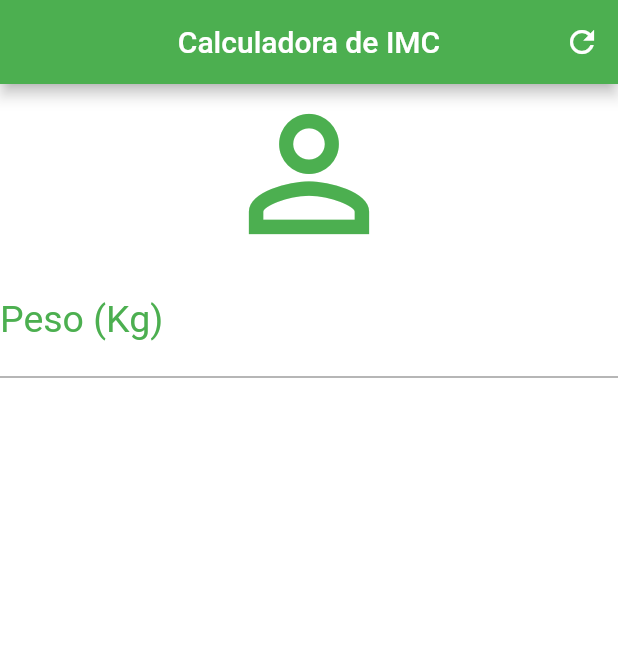
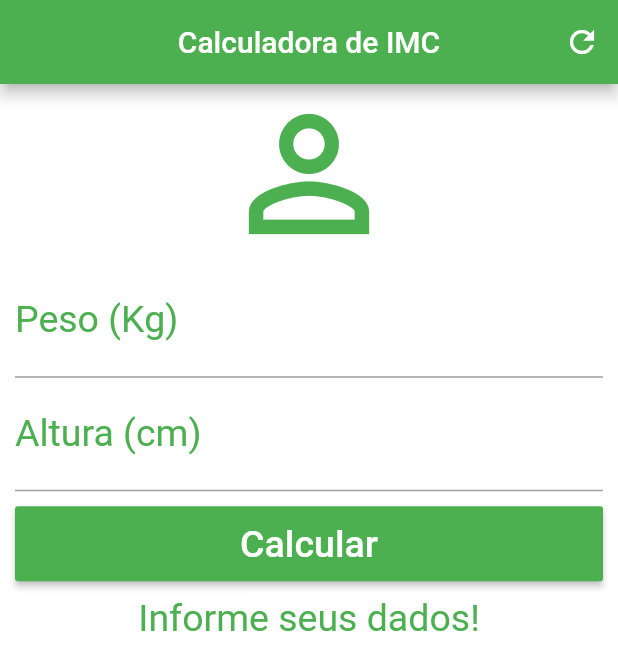
Before and after one commit to criscoelhor/calculadora_imc, a Flutter app: the screen it shows after launch, on a phone screen of 412 x 824 dp. Shown: the top 670 px of the screen. Run offline on Flutter 3.47's test engine with Material 2 defaults, Android fonts, the phone set to English and light mode, and no system bars.

Commit message:
add final do cod

```diff
--- a/lib/main.dart
+++ b/lib/main.dart
@@ -1,6 +1,6 @@
 import 'package:flutter/material.dart';
 
-void main(){
+void main() {
   runApp(MaterialApp(
     home: Home(),
   ));
@@ -12,6 +12,43 @@ class Home extends StatefulWidget {
 }
 
 class _HomeState extends State<Home> {
+  TextEditingController weightController = TextEditingController();
+  TextEditingController heightController = TextEditingController();
+
+  GlobalKey<FormState> _formKey = GlobalKey<FormState>();
+
+  String _infoText = "Informe seus dados!";
+
+  void _resetFields() {
+    weightController.text = "";
+    heightController.text = "";
+    setState(() {
+      _infoText = "Informe seus dados!";
+      _formKey = GlobalKey<FormState>();
+    });
+  }
+
+  void _calculate() {
+    setState(() {
+      double weight = double.parse(weightController.text);
+      double height = double.parse(heightController.text) / 100;
+      double imc = weight / (height * height);
+      if (imc < 18.6) {
+        _infoText = "Abaixo do peso (${imc.toStringAsPrecision(3)})";
+      } else if (imc >= 18.6 && imc < 24.9) {
+        _infoText = "Peso Ideal (${imc.toStringAsPrecision(3)})";
+      } else if (imc >= 24.9 && imc < 29.9) {
+        _infoText = "Levemente Acima do Peso (${imc.toStringAsPrecision(3)})";
+      } else if (imc >= 29.9 && imc < 34.9) {
+        _infoText = "Obesidade Grau I (${imc.toStringAsPrecision(3)})";
+      } else if (imc >= 34.9 && imc < 39.9) {
+        _infoText = "Obesidade Grau II (${imc.toStringAsPrecision(3)})";
+      } else if (imc >= 40) {
+        _infoText = "Obesidade Grau III (${imc.toStringAsPrecision(3)})";
+      }
+    });
+  }
+
   @override
   Widget build(BuildContext context) {
     return Scaffold(
@@ -22,25 +59,72 @@ class _HomeState extends State<Home> {
           actions: <Widget>[
             IconButton(
               icon: Icon(Icons.refresh),
-            onPressed: (){},
+              onPressed: _resetFields,
             )
           ],
         ),
         backgroundColor: Colors.white,
-      body: Column(
+        body: SingleChildScrollView(
+            padding: EdgeInsets.fromLTRB(10.0, 0.0, 10.0, 0.0),
+            child: Form(
+                key: _formKey,
+                child: Column(
                   crossAxisAlignment: CrossAxisAlignment.stretch,
                   children: <Widget>[
-          Icon(Icons.person_outline, size: 120.0, color: Colors.green),
-          TextField(keyboardType: TextInputType.number,
+                    Icon(Icons.person_outline,
+                        size: 120.0, color: Colors.green),
+                    TextFormField(
+                      keyboardType: TextInputType.number,
                       decoration: InputDecoration(
                           labelText: "Peso (Kg)",
-              labelStyle: TextStyle(color: Colors.green)
+                          labelStyle: TextStyle(color: Colors.green)),
+                      textAlign: TextAlign.center,
+                      style: TextStyle(color: Colors.green, fontSize: 25.0),
+                      controller: weightController,
+                      validator: (value) {
+                        if(value.isEmpty) {
+                          return "Insira seu Peso!";
+                        }
+                      },
                     ),
+                    TextFormField(
+                      keyboardType: TextInputType.number,
+                      decoration: InputDecoration(
+                          labelText: "Altura (cm)",
+                          labelStyle: TextStyle(color: Colors.green)),
+                      textAlign: TextAlign.center,
+                      style: TextStyle(color: Colors.green, fontSize: 25.0),
+                      controller: heightController,
+                      validator: (value) {
+                        if(value.isEmpty) {
+                          return "Insira sua Altura!";
+                        }
+                      },
+                    ),
+                    Padding(
+                      padding: EdgeInsets.only(top: 10.0, bottom: 10.0),
+                      child: Container(
+                        height: 50.0,
+                        child: RaisedButton(
+                            onPressed: () {
+                              if(_formKey.currentState.validate()){
+                                _calculate();
+                              }
+                            },
+                            child: Text(
+                              "Calcular",
+                              style: TextStyle(
+                                  color: Colors.white, fontSize: 25.0),
+                            ),
+                            color: Colors.green),
+                      ),
+                    ),
+                    Text(
+                      _infoText,
                       textAlign: TextAlign.center,
                       style: TextStyle(color: Colors.green, fontSize: 25.0),
                     )
                   ],
-      )
-    );
+                ))));
   }
 }
```
Lines whose indentation alone changed are shown as unchanged.
